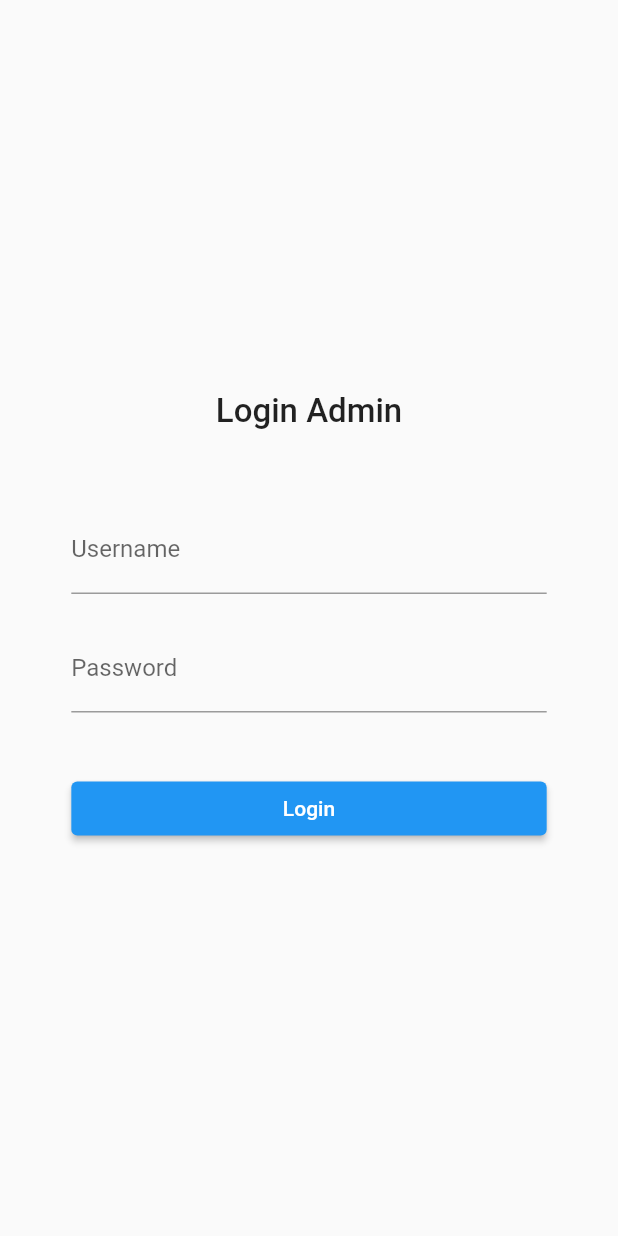
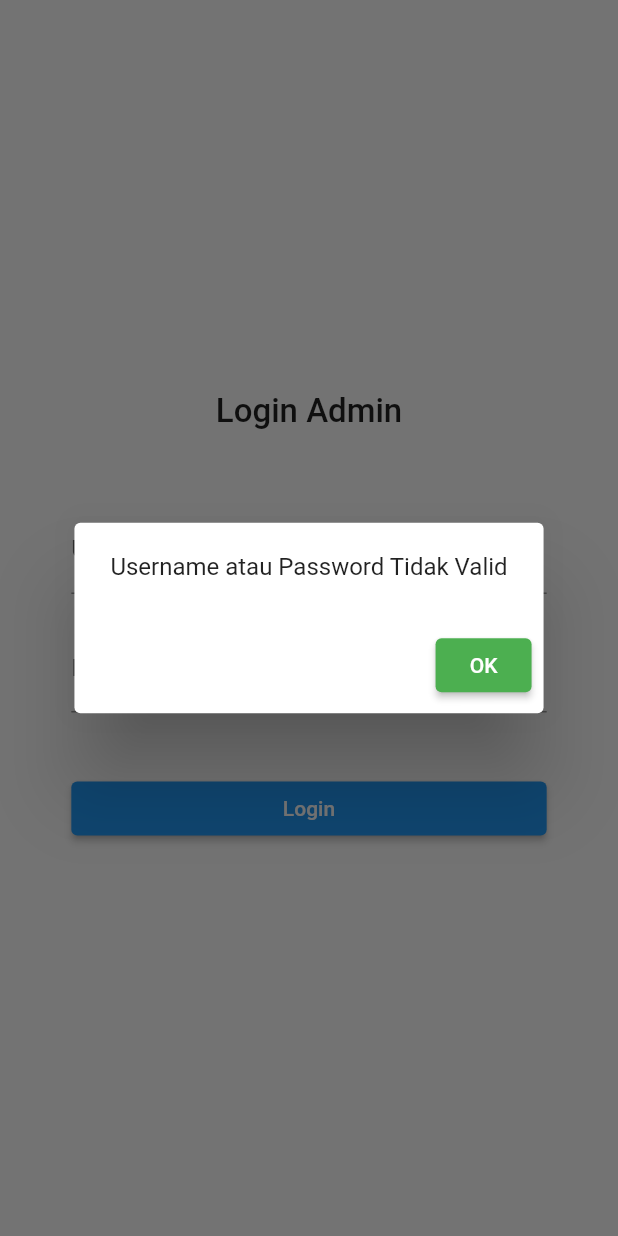
Before and after one commit to alfimonth/mobile-app-klinik, a Flutter app: the Login screen opened directly, after a tap on "Login", on a phone screen of 412 x 824 dp. Run offline on Flutter 3.47's test engine with Material 2 defaults, Android fonts, the phone set to English and light mode, and no system bars; our stand-ins replace dio, shared_preferences; accounts and stored records are empty.

Commit message:
membuat fungsi login

```diff
--- a/lib/api_service.dart
+++ b/lib/api_service.dart
@@ -22,9 +22,10 @@ class ServisAPI {
     }
   }
 }
+
 class GetApiLaravel {
   // lokasi json API
-  static const String _baseUrl = 'http://localhost:8000/api';
+  static const String _baseUrl = 'http://restapiku.test/api';
 
   // untuk memngambil value yang adanya nanti, {terhalang jaringan, load time/ saat ini value belum ada} maka pakai future
   Future<List<dynamic>> getProduk() async {
--- /dev/null
+++ b/lib/service/login_service.dart
@@ -0,0 +1,14 @@
+import '../helpers/user.info.dart';
+
+class LoginService {
+  Future<bool> login(String username, String password) async {
+    bool isLogin = false;
+    if (username == 'admin' && password == 'admin') {
+      await UserInfo().setToken("admin");
+      await UserInfo().setUserID("1");
+      await UserInfo().setUsername("admin");
+      isLogin = true;
+    }
+    return isLogin;
+  }
+}
--- a/lib/ui/login.dart
+++ b/lib/ui/login.dart
@@ -1,4 +1,6 @@
+import 'package:aplikasi_flutter_pertamaku/ui/beranda.dart';
 import 'package:flutter/material.dart';
+import '../service/login_service.dart';
 
 class Login extends StatefulWidget {
   const Login({Key? key}) : super(key: key);
@@ -64,6 +66,32 @@ class _LoginState extends State<Login> {
   Widget _tombolLogin() {
     return Container(
         width: MediaQuery.of(context).size.width,
-        child: ElevatedButton(child: Text("Login"), onPressed: () {}));
+        child: ElevatedButton(
+            child: Text("Login"),
+            onPressed: () async {
+              String username = _usernameCtrl.text;
+              String password = _passwordCtrl.text;
+              await LoginService().login(username, password).then((value) {
+                if (value == true) {
+                  Navigator.pushReplacement(context,
+                      MaterialPageRoute(builder: (context) => Beranda()));
+                } else {
+                  AlertDialog alertDialog = AlertDialog(
+                    content: const Text("Username atau Password Tidak Valid"),
+                    actions: [
+                      ElevatedButton(
+                        onPressed: () {
+                          Navigator.pop(context);
+                        },
+                        child: const Text("OK"),
+                        style: ElevatedButton.styleFrom(primary: Colors.green),
+                      )
+                    ],
+                  );
+                  showDialog(
+                      context: context, builder: (context) => alertDialog);
+                }
+              });
+            }));
   }
 }
--- a/pubspec.yaml
+++ b/pubspec.yaml
@@ -36,6 +36,7 @@ dependencies:
   # Use with the CupertinoIcons class for iOS style icons.
   cupertino_icons: ^1.0.2
   http: ^0.13.5
+  shared_preferences: ^2.1.1
 
 dev_dependencies:
   flutter_test:
```
Also changed, not shown: lib/LoginPage.dart (added, +76 -0 lines), lib/helpers/user.info.dart (added, +42 -0 lines), lib/main.dart (+12 -25 lines), lib/service/poli_service.dart (added, +38 -0 lines), pubspec.lock, 2 other files.
